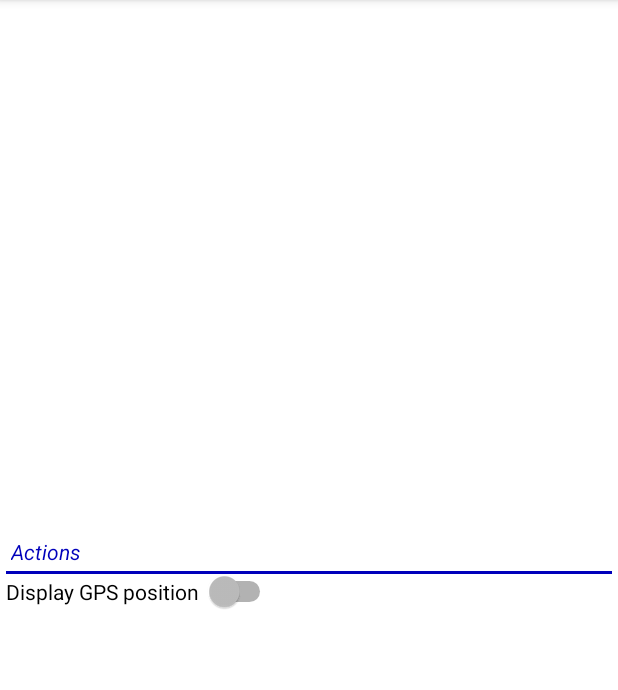
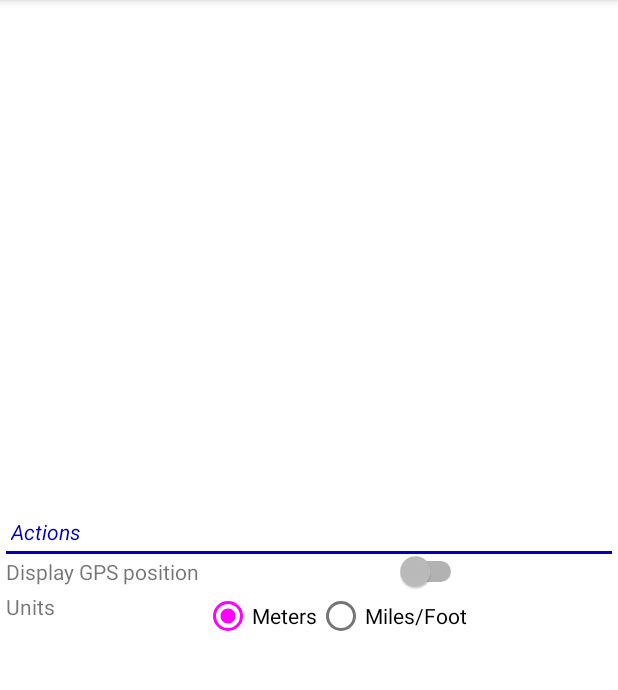
Before and after one commit to iddekingej/GPXPoint, an Android app: the screen it shows after launch (GPXInfo), on a phone screen of 412 x 824 dp, the part 84-774 px from its top. Run offline under Robolectric (Android 15) with nearby library versions, the phone set to English and light mode, and no system bars.

Commit message:
Add units to speed, altitude and accuracy and save configuration

```diff
--- a/app/src/main/java/org/elaya/gpxpoint/GPXInfo.java
+++ b/app/src/main/java/org/elaya/gpxpoint/GPXInfo.java
@@ -3,6 +3,7 @@ package org.elaya.gpxpoint;
 import android.app.Activity;
 import android.content.Context;
 
+import android.content.SharedPreferences;
 import android.location.Location;
 import android.location.LocationListener;
 import android.location.LocationManager;
@@ -12,6 +13,7 @@ import android.support.annotation.NonNull;
 import android.view.View;
 import android.widget.CompoundButton;
 import android.widget.LinearLayout;
+import android.widget.RadioButton;
 import android.widget.Switch;
 import android.widget.TextView;
 import android.widget.Toast;
@@ -28,6 +30,14 @@ public class GPXInfo extends Activity implements LocationListener {
     private Switch displayGPS;
     private LinearLayout gpsData;
     private TextView warningText;
+    private RadioButton unitMeter;
+    private SharedPreferences settings;
+
+    private static final double METER_TO_FOOT = 3.2808399;
+    private static final double METER_TO_MILE = 1609.344;
+    private static final double METER_TO_KM   = 3600;
+    private static final String PREF_MAIN     = "main";
+    private static final String PREF_S_UNIT_METER = "unitmeter";
 
     private LocationManager locationManager;
 
@@ -49,7 +59,20 @@ public class GPXInfo extends Activity implements LocationListener {
         valueNumSatellites = (TextView) findViewById(R.id.valueNumSatellites);
         warningText = (TextView) findViewById(R.id.warningText);
         displayGPS = (Switch) findViewById(R.id.displayGPS);
+        unitMeter  = (RadioButton) findViewById(R.id.unitMeter);
+        RadioButton unitFoot   = (RadioButton) findViewById(R.id.unitFoot);
         gpsData.setVisibility(View.GONE);
+
+        settings = getSharedPreferences(PREF_MAIN, 0);
+
+        boolean lUnitMeter = settings.getBoolean(PREF_S_UNIT_METER, true);
+
+        if(lUnitMeter) {
+            unitMeter.toggle();
+        } else {
+            unitFoot.toggle();
+        }
+
         hideWarning();
 
         displayGPS.setOnCheckedChangeListener(new CompoundButton.OnCheckedChangeListener() {
@@ -61,20 +84,32 @@ public class GPXInfo extends Activity implements LocationListener {
         locationManager = (LocationManager) getSystemService(Context.LOCATION_SERVICE);
     }
 
+    private void latestLocation()
+    {
+        Location lLocation = locationManager.getLastKnownLocation(LocationManager.GPS_PROVIDER);
+        if (lLocation != null) {
+            setLocation(lLocation);
+        }
+    }
+
     private void startGPS()
     {
         gpsData.setVisibility(View.VISIBLE);
         try {
             locationManager.requestLocationUpdates(LocationManager.GPS_PROVIDER, 1000, 1, this);
-
-            Location lLocation = locationManager.getLastKnownLocation(LocationManager.GPS_PROVIDER);
-            if (lLocation != null) {
-                setLocation(lLocation);
-            }
+            latestLocation();
         } catch (Exception e) {
             Toast lToast = Toast.makeText(getApplicationContext(), e.getMessage(), Toast.LENGTH_LONG);
             lToast.show();
         }
+    }
+
+    public void toggleUnits(View pRadio)
+    {
+        SharedPreferences.Editor lEditor=settings.edit();
+        lEditor.putBoolean(PREF_S_UNIT_METER,unitMeter.isChecked());
+        lEditor.apply();
+        latestLocation();
     }
 
     /**
@@ -120,9 +155,21 @@ public class GPXInfo extends Activity implements LocationListener {
     {
         valueLon.setText(String.valueOf(pLocation.getLongitude()));
         valueLat.setText(String.valueOf(pLocation.getLatitude()));
-        valueAltitude.setText(String.valueOf(pLocation.getAltitude()));
-        valueSpeed.setText(String.valueOf(pLocation.getSpeed()*3.6));
-        valueAccuracy.setText(String.valueOf(pLocation.getAccuracy()));
+        String lAltitude;
+        String lAccuracy;
+        String lSpeed;
+        if(unitMeter.isChecked()){
+            lAltitude = getResources().getString(R.string.valueMeter,pLocation.getAltitude());
+            lAccuracy = getResources().getString(R.string.valueMeter,pLocation.getAccuracy());
+            lSpeed    = getResources().getString(R.string.valueKmh,pLocation.getAccuracy() / METER_TO_KM);
+        } else {
+            lAltitude=getResources().getString(R.string.valueFoot,pLocation.getAltitude() / METER_TO_FOOT);
+            lAccuracy=getResources().getString(R.string.valueFoot,pLocation.getAccuracy() / METER_TO_FOOT);
+            lSpeed    = getResources().getString(R.string.valueMph,pLocation.getAccuracy() / METER_TO_MILE);
+        }
+        valueAltitude.setText(lAltitude);
+        valueSpeed.setText(lSpeed);
+        valueAccuracy.setText(lAccuracy);
     }
 
     /**
--- a/app/src/main/res/layout/activity_gpxinfo.xml
+++ b/app/src/main/res/layout/activity_gpxinfo.xml
@@ -25,21 +25,64 @@
         tools:layout_editor_absoluteX="-20dp"
         tools:layout_editor_absoluteY="-9dp" />
 
-    <LinearLayout
+    <TableLayout
         android:layout_width="match_parent"
         android:layout_height="wrap_content"
-        android:layout_marginBottom="5dp"
-        android:background="@drawable/borderlonlat"
-        android:orientation="vertical">
+        android:background="@drawable/borderlonlat">
 
+        <TableRow
+            android:layout_width="match_parent"
+            android:layout_height="match_parent">
+
+            <TextView
+                android:id="@+id/textView5"
+                android:layout_width="wrap_content"
+                android:layout_height="wrap_content"
+                android:text="@string/displayGPS" />
 
             <Switch
                 android:id="@+id/displayGPS"
+                style="@android:style/Widget.TextView"
                 android:layout_width="wrap_content"
                 android:layout_height="wrap_content"
-                android:switchPadding="3dp"
-                android:text="@string/displayGPS" />
-    </LinearLayout>
+                android:switchPadding="3dp" />
+        </TableRow>
+
+        <TableRow
+            android:layout_width="match_parent"
+            android:layout_height="match_parent">
+
+            <TextView
+                android:id="@+id/textView"
+                android:layout_width="wrap_content"
+                android:layout_height="wrap_content"
+                android:text="@string/units" />
+
+            <RadioGroup
+                android:layout_width="wrap_content"
+                android:layout_height="wrap_content"
+                android:orientation="horizontal"
+                android:paddingLeft="3dp"
+                android:paddingRight="0dp"
+                >
+
+                <RadioButton
+                    android:id="@+id/unitMeter"
+                    android:layout_width="wrap_content"
+                    android:layout_height="wrap_content"
+                    android:onClick="toggleUnits"
+                    android:text="@string/unitEurope" />
+
+                <RadioButton
+                    android:id="@+id/unitFoot"
+                    android:layout_width="wrap_content"
+                    android:layout_height="wrap_content"
+                    android:onClick="toggleUnits"
+                    android:text="@string/unitUk" />
+            </RadioGroup>
+        </TableRow>
+
+    </TableLayout>
 
 
     <LinearLayout
--- a/app/src/main/res/values/strings.xml
+++ b/app/src/main/res/values/strings.xml
@@ -13,4 +13,11 @@
     <string name="warningGPSDisabled">Warning: GPS is disabled</string>
     <string name="warningGPSTempUnavailable">Warning: GPS is temporarily unavailable</string>
     <string name="warningGPSUnavailable">Warning: GPS is unavailable</string>
+    <string name="units">Units</string>
+    <string name="unitEurope">Meters</string>
+    <string name="unitUk">Miles/Foot</string>
+    <string name="valueMeter">%f meter</string>
+    <string name="valueFoot">%f foot</string>
+    <string name="valueKmh">%f km/h</string>
+    <string name="valueMph">%f mph</string>
 </resources>
```
